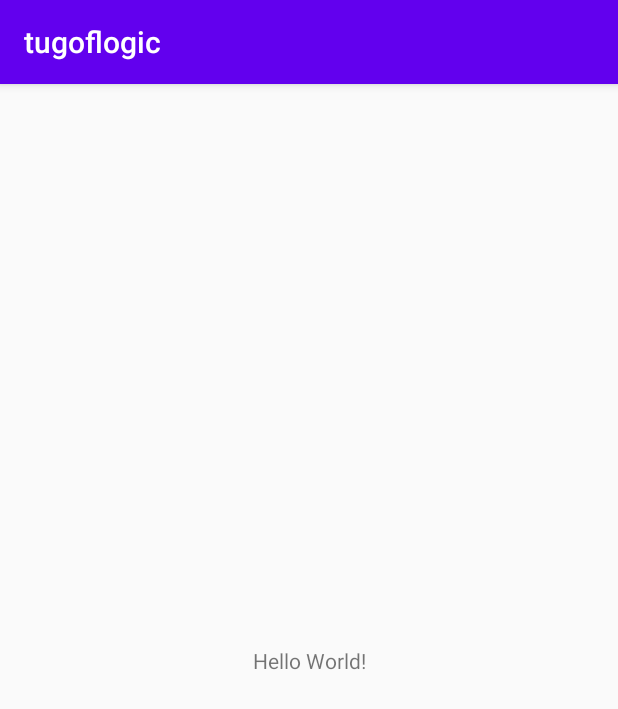
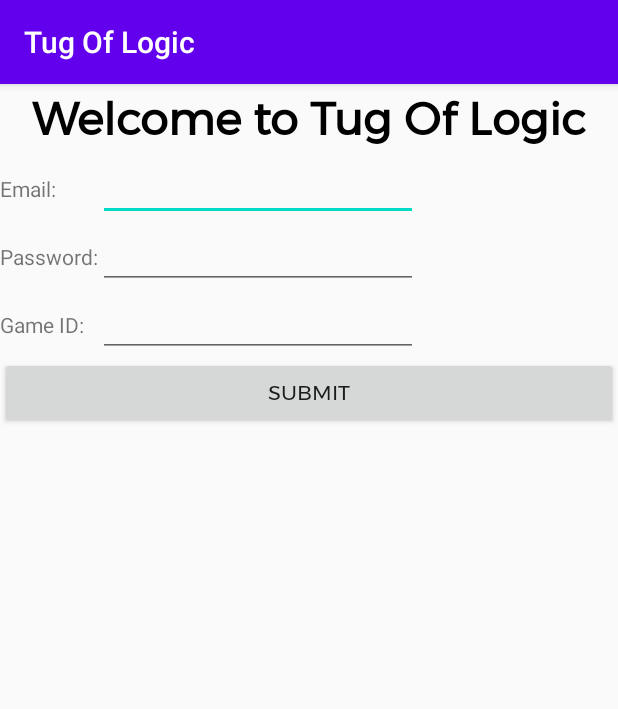
Before and after one commit to TushitNag11/TugOfLogic, an Android app: the screen it shows after launch (MainActivity), on a phone screen of 412 x 824 dp. Shown: the top 709 px of the screen. Run offline under Robolectric (Android 15) with nearby library versions, the phone set to English and light mode, and no system bars.

Commit message:
started ui

```diff
--- a/app/src/main/java/com/example/tugoflogic/MainActivity.kt
+++ b/app/src/main/java/com/example/tugoflogic/MainActivity.kt
@@ -1,11 +1,26 @@
 package com.example.tugoflogic
 
+import android.content.res.Configuration
 import androidx.appcompat.app.AppCompatActivity
 import android.os.Bundle
+import android.widget.Toast
 
 class MainActivity : AppCompatActivity() {
     override fun onCreate(savedInstanceState: Bundle?) {
         super.onCreate(savedInstanceState)
         setContentView(R.layout.activity_main)
+
+
+    }
+
+    override fun onConfigurationChanged(newConfig: Configuration) {
+        super.onConfigurationChanged(newConfig)
+
+        // Checks the orientation of the screen
+        if (newConfig.orientation === Configuration.ORIENTATION_LANDSCAPE) {
+            Toast.makeText(this, "landscape", Toast.LENGTH_SHORT).show()
+        } else if (newConfig.orientation === Configuration.ORIENTATION_PORTRAIT) {
+            Toast.makeText(this, "portrait", Toast.LENGTH_SHORT).show()
+        }
     }
 }
--- a/app/src/main/res/layout/activity_main.xml
+++ b/app/src/main/res/layout/activity_main.xml
@@ -1,18 +1,98 @@
 <?xml version="1.0" encoding="utf-8"?>
-<androidx.constraintlayout.widget.ConstraintLayout xmlns:android="http://schemas.android.com/apk/res/android"
+<LinearLayout xmlns:android="http://schemas.android.com/apk/res/android"
     xmlns:app="http://schemas.android.com/apk/res-auto"
     xmlns:tools="http://schemas.android.com/tools"
     android:layout_width="match_parent"
     android:layout_height="match_parent"
+    android:orientation="vertical"
     tools:context=".MainActivity">
 
+
     <TextView
-        android:layout_width="wrap_content"
+        android:id="@+id/headerTitle"
+        android:layout_width="match_parent"
         android:layout_height="wrap_content"
-        android:text="Hello World!"
-        app:layout_constraintBottom_toBottomOf="parent"
-        app:layout_constraintLeft_toLeftOf="parent"
-        app:layout_constraintRight_toRightOf="parent"
-        app:layout_constraintTop_toTopOf="parent" />
+        android:fontFamily="@font/montserrat"
+        android:gravity="center_horizontal"
+        android:text="@string/title"
+        android:textAlignment="center"
+        android:textColor="@android:color/black"
+        android:textSize="30sp"
+        android:textStyle="bold" />
 
-</androidx.constraintlayout.widget.ConstraintLayout>
+    <TableLayout
+        android:layout_width="match_parent"
+        android:layout_height="wrap_content"
+        android:fontFamily="@font/montserrat"
+        >
+
+        <TableRow
+            android:layout_width="match_parent"
+            android:layout_height="match_parent" >
+
+            <TextView
+                android:id="@+id/emailLabel"
+                android:layout_width="wrap_content"
+                android:layout_height="wrap_content"
+                android:text="@string/emailLabel" />
+
+            <EditText
+                android:id="@+id/editTextTextEmailAddress"
+                android:layout_width="wrap_content"
+                android:layout_height="wrap_content"
+                android:ems="10"
+                android:inputType="textEmailAddress" />
+        </TableRow>
+
+        <TableRow
+            android:layout_width="match_parent"
+            android:layout_height="match_parent" >
+
+            <TextView
+                android:id="@+id/passwordLabel"
+                android:layout_width="wrap_content"
+                android:layout_height="wrap_content"
+                android:text="@string/passwordLabel" />
+
+            <EditText
+                android:id="@+id/editTextTextPassword"
+                android:layout_width="wrap_content"
+                android:layout_height="wrap_content"
+                android:ems="10"
+                android:inputType="textPassword" />
+        </TableRow>
+
+        <TableRow
+            android:layout_width="match_parent"
+            android:layout_height="match_parent" >
+
+            <TextView
+                android:id="@+id/textView4"
+                android:layout_width="wrap_content"
+                android:layout_height="wrap_content"
+                android:text="@string/gamIdLabel" />
+
+            <EditText
+                android:id="@+id/editTextTextPassword2"
+                android:layout_width="wrap_content"
+                android:layout_height="wrap_content"
+                android:ems="10"
+                android:inputType="textPassword" />
+        </TableRow>
+
+    </TableLayout>
+
+    <LinearLayout
+        android:layout_width="match_parent"
+        android:layout_height="wrap_content"
+        android:orientation="vertical">
+
+        <Button
+            android:id="@+id/button2"
+            android:layout_width="match_parent"
+            android:layout_height="wrap_content"
+            android:text="@string/submit"
+            android:fontFamily="@font/montserrat"/>
+    </LinearLayout>
+
+</LinearLayout>
--- a/app/src/main/res/values/strings.xml
+++ b/app/src/main/res/values/strings.xml
@@ -1,3 +1,9 @@
 <resources>
-    <string name="app_name">tugoflogic</string>
+    <string name="app_name">Tug Of Logic</string>
+    <string name="title">Welcome to Tug Of Logic</string>
+    <string name="emailLabel">"Email: "</string>
+    <string name="passwordLabel">Password:</string>
+    <string name="gameIDLabel">"Game ID: "</string>
+    <string name="gamIdLabel">"Game ID: "</string>
+    <string name="submit">Submit</string>
 </resources>
```
Also changed, not shown: app/src/main/res/font/montserrat.ttf (added), app/src/main/res/font/montserrat_subrayada.ttf (added).
